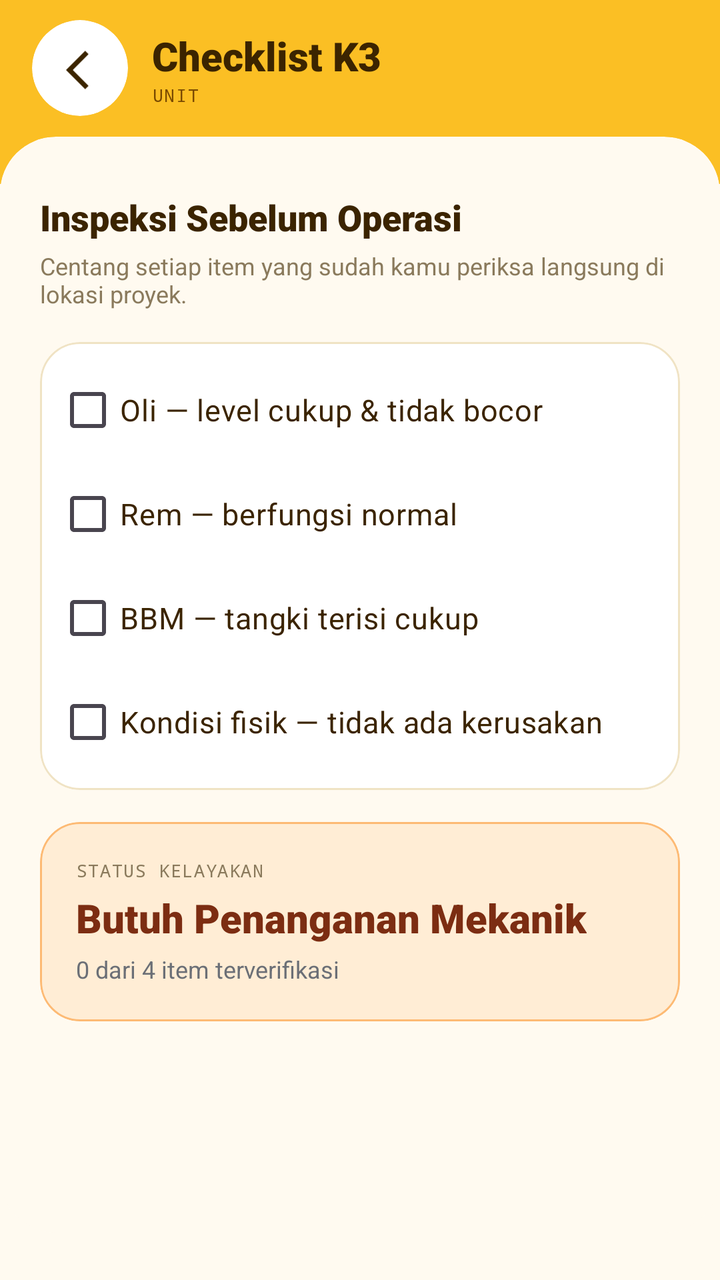
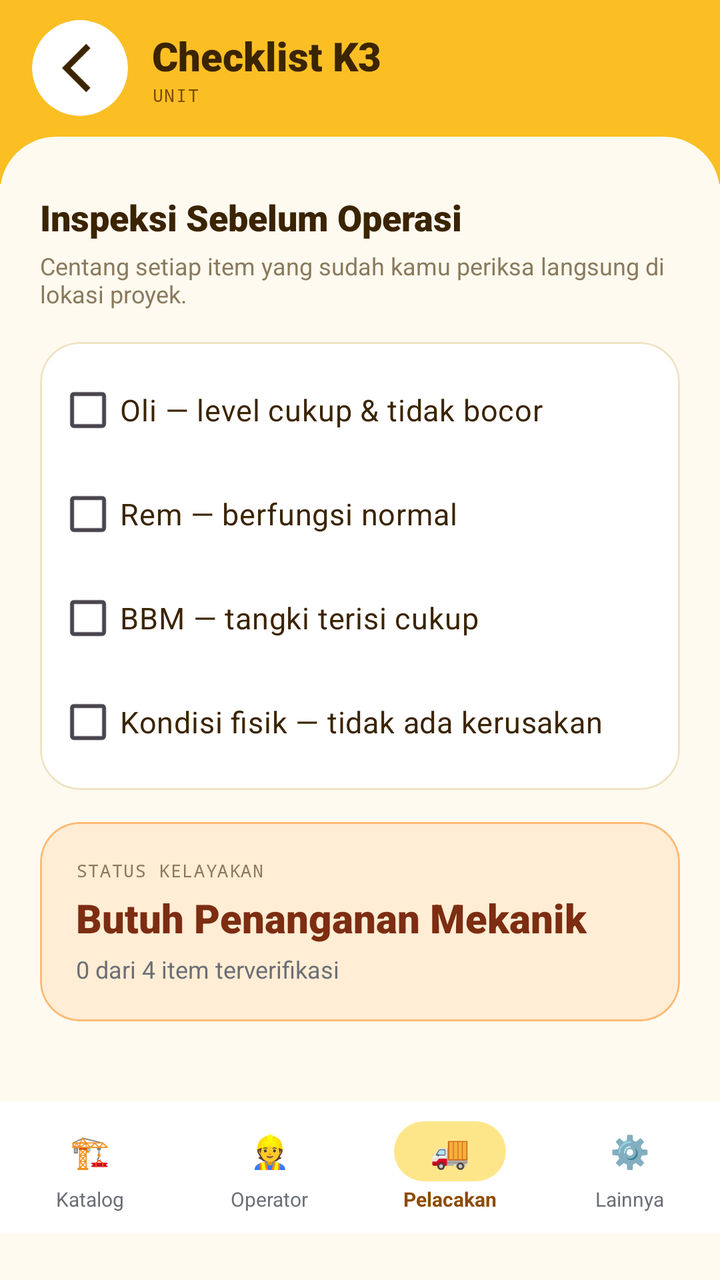

Compare the two renders of this Android layout. The source of the first and the diff that turns it into the second are given below.
<!-- AndroidManifest.xml: application theme Theme.Project_AppMobile -->
<!-- res/layout/activity_checklist_k3.xml -->
<?xml version="1.0" encoding="utf-8"?>
<LinearLayout xmlns:android="http://schemas.android.com/apk/res/android"
    xmlns:app="http://schemas.android.com/apk/res-auto"
    xmlns:tools="http://schemas.android.com/tools"
    android:layout_width="match_parent"
    android:layout_height="match_parent"
    android:background="#FFFAF0"
    android:fitsSystemWindows="true"
    android:orientation="vertical"
    tools:context=".ChecklistK3Activity">

    
    <LinearLayout
        android:layout_width="match_parent"
        android:layout_height="wrap_content"
        android:background="#FBBF24"
        android:gravity="center_vertical"
        android:orientation="horizontal"
        android:paddingHorizontal="16dp"
        android:paddingTop="10dp"
        android:paddingBottom="34dp">

        <com.google.android.material.card.MaterialCardView
            android:id="@+id/btnBack"
            android:layout_width="48dp"
            android:layout_height="48dp"
            android:clickable="true"
            android:contentDescription="Kembali"
            android:focusable="true"
            app:cardBackgroundColor="#FFFFFF"
            app:cardCornerRadius="24dp"
            app:cardElevation="0dp"
            app:strokeWidth="0dp">

            <ImageView
                android:layout_width="40dp"
                android:layout_height="40dp"
                android:contentDescription="@null"
                android:importantForAccessibility="no"
                android:paddingLeft="17dp"
                android:paddingTop="10dp"
                android:scaleType="fitCenter"
                app:srcCompat="@drawable/outline_arrow_back_ios_24"
                app:tint="#3B2400" />
        </com.google.android.material.card.MaterialCardView>

        <LinearLayout
            android:layout_width="0dp"
            android:layout_height="wrap_content"
            android:layout_marginStart="12dp"
            android:layout_weight="1"
            android:orientation="vertical">

            <TextView
                android:layout_width="wrap_content"
                android:layout_height="wrap_content"
                android:fontFamily="sans-serif-black"
                android:text="Checklist K3"
                android:textColor="#3B2400"
                android:textSize="20sp" />

            <TextView
                android:id="@+id/tvUnitName"
                android:layout_width="wrap_content"
                android:layout_height="wrap_content"
                android:fontFamily="monospace"
                android:letterSpacing="0.06"
                android:text="UNIT"
                android:textColor="#7A4A00"
                android:textSize="9sp" />
        </LinearLayout>
    </LinearLayout>

    
    <com.google.android.material.card.MaterialCardView
        android:layout_width="match_parent"
        android:layout_height="0dp"
        android:layout_marginTop="-24dp"
        android:layout_weight="1"
        app:cardBackgroundColor="#FFFAF0"
        app:cardCornerRadius="28dp"
        app:cardElevation="0dp"
        app:strokeWidth="0dp">

        <ScrollView
            android:layout_width="match_parent"
            android:layout_height="match_parent"
            android:fillViewport="true">

            <LinearLayout
                android:layout_width="match_parent"
                android:layout_height="wrap_content"
                android:orientation="vertical"
                android:padding="20dp">

                <TextView
                    android:layout_width="wrap_content"
                    android:layout_height="wrap_content"
                    android:layout_marginTop="8dp"
                    android:fontFamily="sans-serif-black"
                    android:text="Inspeksi Sebelum Operasi"
                    android:textColor="#3B2400"
                    android:textSize="18sp" />

                <TextView
                    android:layout_width="wrap_content"
                    android:layout_height="wrap_content"
                    android:layout_marginTop="4dp"
                    android:text="Centang setiap item yang sudah kamu periksa langsung di lokasi proyek."
                    android:textColor="#8A7A5C"
                    android:textSize="12sp" />

                
                <com.google.android.material.card.MaterialCardView
                    android:layout_width="match_parent"
                    android:layout_height="wrap_content"
                    android:layout_marginTop="16dp"
                    app:cardBackgroundColor="#FFFFFF"
                    app:cardCornerRadius="20dp"
                    app:cardElevation="0dp"
                    app:strokeColor="#F0E3C4"
                    app:strokeWidth="1dp">

                    <LinearLayout
                        android:layout_width="match_parent"
                        android:layout_height="wrap_content"
                        android:orientation="vertical"
                        android:padding="8dp">

                        <CheckBox
                            android:id="@+id/cbOli"
                            android:layout_width="match_parent"
                            android:layout_height="wrap_content"
                            android:minHeight="52dp"
                            android:text="Oli — level cukup &amp; tidak bocor"
                            android:textColor="#3B2400"
                            android:textSize="15sp" />

                        <CheckBox
                            android:id="@+id/cbRem"
                            android:layout_width="match_parent"
                            android:layout_height="wrap_content"
                            android:minHeight="52dp"
                            android:text="Rem — berfungsi normal"
                            android:textColor="#3B2400"
                            android:textSize="15sp" />

                        <CheckBox
                            android:id="@+id/cbBbm"
                            android:layout_width="match_parent"
                            android:layout_height="wrap_content"
                            android:minHeight="52dp"
                            android:text="BBM — tangki terisi cukup"
                            android:textColor="#3B2400"
                            android:textSize="15sp" />

                        <CheckBox
                            android:id="@+id/cbFisik"
                            android:layout_width="match_parent"
                            android:layout_height="wrap_content"
                            android:minHeight="52dp"
                            android:text="Kondisi fisik — tidak ada kerusakan"
                            android:textColor="#3B2400"
                            android:textSize="15sp" />
                    </LinearLayout>
                </com.google.android.material.card.MaterialCardView>

                
                <com.google.android.material.card.MaterialCardView
                    android:id="@+id/cardStatus"
                    android:layout_width="match_parent"
                    android:layout_height="wrap_content"
                    android:layout_marginTop="16dp"
                    app:cardBackgroundColor="#FFEDD5"
                    app:cardCornerRadius="20dp"
                    app:cardElevation="0dp"
                    app:strokeColor="#FDBA74"
                    app:strokeWidth="1dp">

                    <LinearLayout
                        android:layout_width="match_parent"
                        android:layout_height="wrap_content"
                        android:orientation="vertical"
                        android:padding="18dp">

                        <TextView
                            android:layout_width="wrap_content"
                            android:layout_height="wrap_content"
                            android:fontFamily="monospace"
                            android:letterSpacing="0.06"
                            android:text="STATUS KELAYAKAN"
                            android:textColor="#8A7A5C"
                            android:textSize="9sp" />

                        <TextView
                            android:id="@+id/tvStatus"
                            android:layout_width="wrap_content"
                            android:layout_height="wrap_content"
                            android:layout_marginTop="4dp"
                            android:fontFamily="sans-serif-black"
                            android:text="Butuh Penanganan Mekanik"
                            android:textColor="#7C2D12"
                            android:textSize="20sp" />

                        <TextView
                            android:id="@+id/tvStatusDetail"
                            android:layout_width="wrap_content"
                            android:layout_height="wrap_content"
                            android:layout_marginTop="4dp"
                            android:text="0 dari 4 item terverifikasi"
                            android:textColor="#6B6F76"
                            android:textSize="12sp" />
                    </LinearLayout>
                </com.google.android.material.card.MaterialCardView>
            </LinearLayout>
        </ScrollView>
    </com.google.android.material.card.MaterialCardView>
</LinearLayout>
<!-- resources referenced by this layout -->
<resources>
  <!-- drawable outline_arrow_back_ios_24 (drawable) -->
  <vector xmlns:android="http://schemas.android.com/apk/res/android" android:autoMirrored="true" android:height="24dp" android:tint="#000000" android:viewportHeight="960" android:viewportWidth="960" android:width="24dp">
        
      <path android:fillColor="@android:color/white" android:pathData="M400,880L0,480L400,80L471,151L142,480L471,809L400,880Z"/>
      
  </vector>
  <style name="Theme.Project_AppMobile" parent="Base.Theme.Project_AppMobile" />
  <style name="Base.Theme.Project_AppMobile" parent="Theme.Material3.DayNight.NoActionBar">
          
          
      </style>
</resources>

<!-- the commit's change to res/layout/activity_checklist_k3.xml (unified diff, before → after) -->
@@ -5,7 +5,6 @@
     android:layout_width="match_parent"
     android:layout_height="match_parent"
     android:background="#FFFAF0"
-    android:fitsSystemWindows="true"
     android:orientation="vertical"
     tools:context=".ChecklistK3Activity">
 
@@ -35,10 +34,10 @@
             <ImageView
                 android:layout_width="40dp"
                 android:layout_height="40dp"
+                android:layout_gravity="center"
                 android:contentDescription="@null"
                 android:importantForAccessibility="no"
-                android:paddingLeft="17dp"
-                android:paddingTop="10dp"
+                android:paddingLeft="11dp"
                 android:scaleType="fitCenter"
                 app:srcCompat="@drawable/outline_arrow_back_ios_24"
                 app:tint="#3B2400" />
@@ -215,4 +214,127 @@
             </LinearLayout>
         </ScrollView>
     </com.google.android.material.card.MaterialCardView>
+
+    
+    <LinearLayout
+        android:layout_width="match_parent"
+        android:layout_height="wrap_content"
+        android:background="#FFFFFF"
+        android:orientation="horizontal"
+        android:paddingVertical="6dp">
+
+        <LinearLayout
+            android:id="@+id/navCatalog"
+            android:layout_width="0dp"
+            android:layout_height="wrap_content"
+            android:layout_weight="1"
+            android:background="?attr/selectableItemBackground"
+            android:gravity="center"
+            android:orientation="vertical"
+            android:paddingVertical="4dp">
+
+            <TextView
+                android:layout_width="56dp"
+                android:layout_height="30dp"
+                android:gravity="center"
+                android:text="🏗️"
+                android:textSize="16sp" />
+
+            <TextView
+                android:layout_width="wrap_content"
+                android:layout_height="wrap_content"
+                android:layout_marginTop="2dp"
+                android:text="Katalog"
+                android:textColor="#6B6F76"
+                android:textSize="10sp" />
+        </LinearLayout>
+
+        <LinearLayout
+            android:id="@+id/navOperator"
+            android:layout_width="0dp"
+            android:layout_height="wrap_content"
+            android:layout_weight="1"
+            android:background="?attr/selectableItemBackground"
+            android:gravity="center"
+            android:orientation="vertical"
+            android:paddingVertical="4dp">
+
+            <TextView
+                android:layout_width="56dp"
+                android:layout_height="30dp"
+                android:gravity="center"
+                android:text="👷"
+                android:textSize="16sp" />
+
+            <TextView
+                android:layout_width="wrap_content"
+                android:layout_height="wrap_content"
+                android:layout_marginTop="2dp"
+                android:text="Operator"
+                android:textColor="#6B6F76"
+                android:textSize="10sp" />
+        </LinearLayout>
+
+        
+        <LinearLayout
+            android:id="@+id/navTracking"
+            android:layout_width="0dp"
+            android:layout_height="wrap_content"
+            android:layout_weight="1"
+            android:gravity="center"
+            android:orientation="vertical"
+            android:paddingVertical="4dp">
+
+            <com.google.android.material.card.MaterialCardView
+                android:layout_width="56dp"
+                android:layout_height="30dp"
+                app:cardBackgroundColor="#FDE68A"
+                app:cardCornerRadius="15dp"
+                app:cardElevation="0dp"
+                app:strokeWidth="0dp">
+
+                <TextView
+                    android:layout_width="match_parent"
+                    android:layout_height="match_parent"
+                    android:gravity="center"
+                    android:text="🚚"
+                    android:textSize="16sp" />
+            </com.google.android.material.card.MaterialCardView>
+
+            <TextView
+                android:layout_width="wrap_content"
+                android:layout_height="wrap_content"
+                android:layout_marginTop="2dp"
+                android:text="Pelacakan"
+                android:textColor="#8D4B00"
+                android:textSize="10sp"
+                android:textStyle="bold" />
+        </LinearLayout>
+
+        <LinearLayout
+            android:id="@+id/navSettings"
+            android:layout_width="0dp"
+            android:layout_height="wrap_content"
+            android:layout_weight="1"
+            android:background="?attr/selectableItemBackground"
+            android:gravity="center"
+            android:orientation="vertical"
+            android:paddingVertical="4dp">
+
+            <TextView
+                android:layout_width="56dp"
+                android:layout_height="30dp"
+                android:gravity="center"
+                android:text="⚙️"
+                android:textSize="16sp" />
+
+            <TextView
+                android:layout_width="wrap_content"
+                android:layout_height="wrap_content"
+                android:layout_marginTop="2dp"
+                android:text="Lainnya"
+                android:textColor="#6B6F76"
+                android:textSize="10sp" />
+        </LinearLayout>
+    </LinearLayout>
 </LinearLayout>
